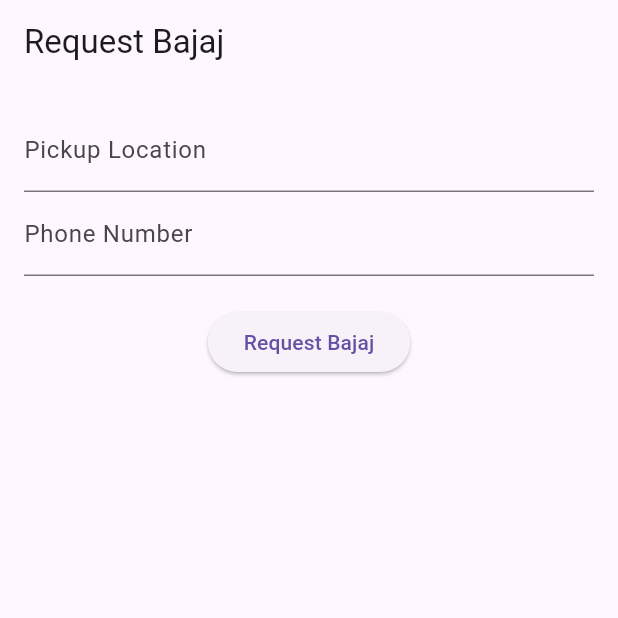
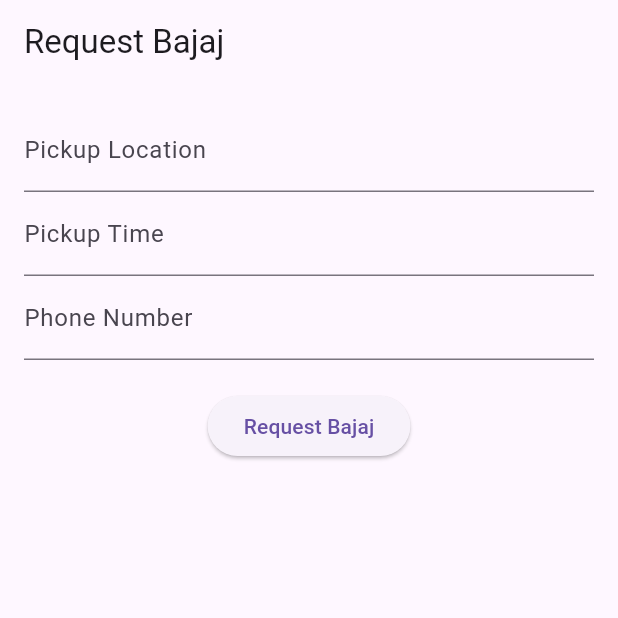
Before and after one commit to Aisha99m/bajaj-app, a Flutter app: the screen it shows after launch, on a phone screen of 412 x 824 dp, the top half of it. Run offline on Flutter 3.47's test engine with Material 3 defaults, Android fonts, the phone set to English and light mode, and no system bars; our stand-ins replace cloud_firestore, firebase_core; accounts and stored records are empty.

```diff
--- a/lib/features/passenger/screens/request_screen.dart
+++ b/lib/features/passenger/screens/request_screen.dart
@@ -1,11 +1,13 @@
 import 'package:flutter/material.dart';
 import 'package:provider/provider.dart';
 import '../providers/ride_provider.dart';
+import '../../../services/firestore_service.dart';
 
 class RequestScreen extends StatelessWidget {
   final TextEditingController pickupController = TextEditingController();
   final TextEditingController phoneController = TextEditingController();
-
+  final TextEditingController timeController = TextEditingController();
+  final firestore = FirestoreService();
   RequestScreen({super.key});
 
   @override
@@ -20,16 +22,25 @@
               controller: pickupController,
               decoration: InputDecoration(labelText: "Pickup Location"),
             ),
+
+             TextField(
+              controller: timeController,
+              decoration: InputDecoration(labelText: "Pickup Time"),
+            ),
+
             TextField(
               controller: phoneController,
               decoration: InputDecoration(labelText: "Phone Number"),
             ),
             SizedBox(height: 20),
+
+
 ElevatedButton(
   onPressed: () async {
-                await context.read<RideProvider>().createRequest(
-                      pickupController.text,
-                      phoneController.text,
+    await firestore.createRide(
+      pickup: pickupController.text,
+      time: timeController.text,
+      phone: phoneController.text,
     );
 
     Navigator.pushNamed(context, '/searching');
--- /dev/null
+++ b/lib/services/firestore_service.dart
@@ -0,0 +1,23 @@
+import 'package:cloud_firestore/cloud_firestore.dart';
+
+class FirestoreService {
+  final FirebaseFirestore _db = FirebaseFirestore.instance;
+
+  Future<void> createRide({
+    required String pickup,
+    required String time,
+    required String phone,
+    String? destination,
+    String? notes,
+  }) async {
+    await _db.collection('rides').add({
+      'pickup': pickup,
+      'time': time,
+      'phone': phone,
+      'destination': destination ?? '',
+      'notes': notes ?? '',
+      'status': 'waiting',
+      'createdAt': FieldValue.serverTimestamp(),
+    });
+  }
+}
--- a/pubspec.yaml
+++ b/pubspec.yaml
@@ -35,6 +35,7 @@
   firebase_core: ^2.24.0
   firebase_auth: ^4.15.0
   url_launcher: ^6.2.5
+
   # The following adds the Cupertino Icons font to your application.
   # Use with the CupertinoIcons class for iOS style icons.
   cupertino_icons: ^1.0.8
```
Also changed, not shown: lib/main.dart (+6 -2 lines), lib/firebase_options.dart, 3 other files. Lines whose indentation alone changed are shown as unchanged.
